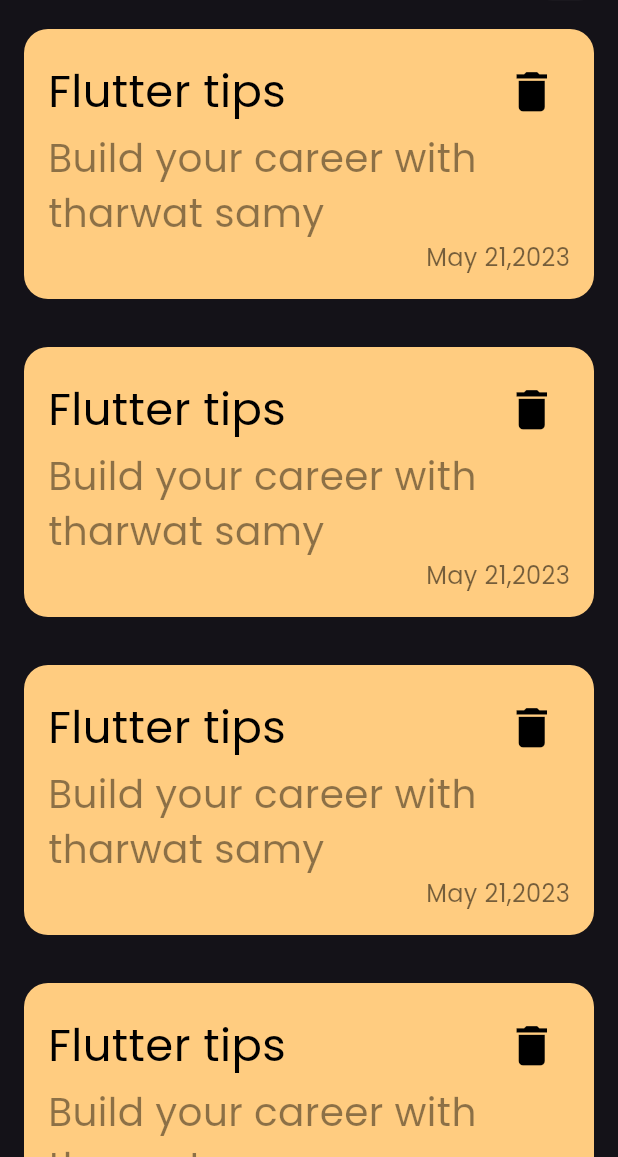
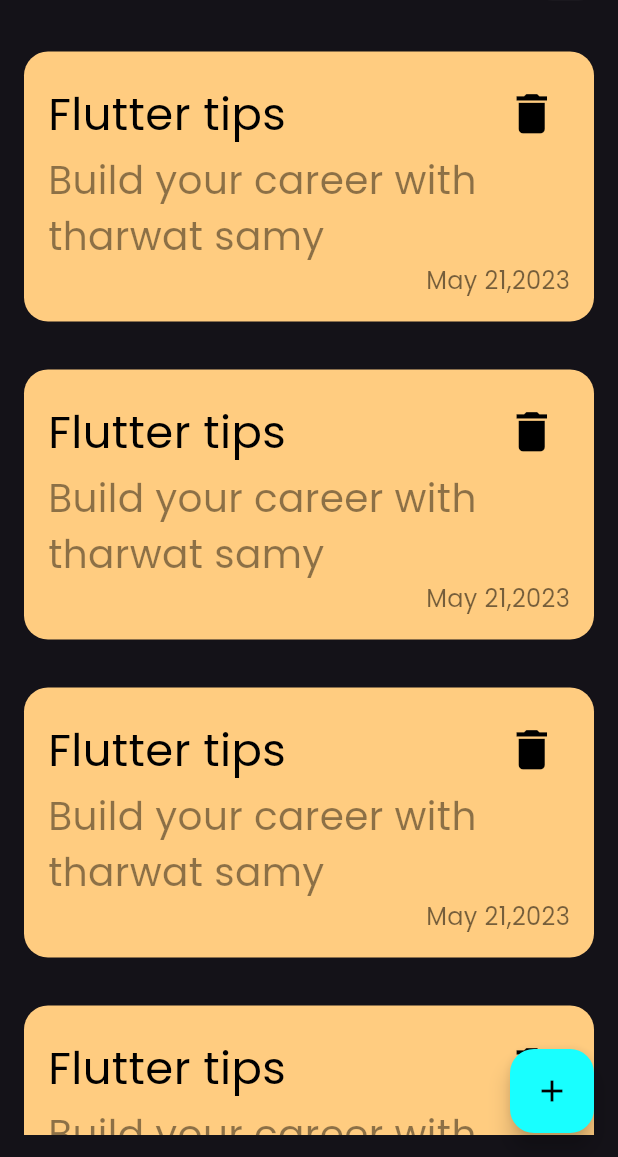
Before and after one commit to Aelna9dy/Notes-View, a Flutter app: the screen it shows after launch, on a phone screen of 412 x 824 dp, the part 79-1236 px from its top. Run offline on Flutter 3.47's test engine with Material 3 defaults, Android fonts, the phone set to English and light mode, and no system bars; our stand-ins replace google_fonts.

Commit message:
first comment Create NotesView and Add Theme Create appBare Create Notes Items create Floating Action Button to add New Notes create page to edit notes

```diff
--- a/lib/Views/notes_view.dart
+++ b/lib/Views/notes_view.dart
@@ -1,5 +1,6 @@
 import 'package:flutter/material.dart';
-import 'package:notes_app/Views/widget/custom_node_item.dart';
+import 'package:notes_app/Views/widget/Notes_list_item.dart';
+import 'package:notes_app/Views/widget/add_note_bottom_sheet.dart';
 
 class NotesView extends StatelessWidget {
   static const String routeName = "notes_view";
@@ -34,13 +35,23 @@ class NotesView extends StatelessWidget {
           )
         ],
       ),
-      body: Column(
+      floatingActionButton: FloatingActionButton(
+        backgroundColor: Colors.cyanAccent,
+        onPressed: () {
+          showModalBottomSheet(
+            context: context,
+            builder: (context) => const AddNoteBottomSheet(),
+          );
+        },
+        child: const Icon(
+          Icons.add,
+          color: Colors.black,
+        ),
+      ),
+      body: const Column(
         children: [
           Expanded(
-            child: ListView.builder(
-              itemBuilder: (context, index) => CustomNoteItems(),
-              itemCount: 5,
-            ),
+            child: NotesListItem(),
           ),
         ],
       ),
--- /dev/null
+++ b/lib/Views/widget/Notes_list_item.dart
@@ -0,0 +1,18 @@
+import 'package:flutter/material.dart';
+
+import 'custom_node_item.dart';
+
+class NotesListItem extends StatelessWidget {
+  const NotesListItem({super.key});
+
+  @override
+  Widget build(BuildContext context) {
+    return Padding(
+      padding: const EdgeInsets.symmetric(vertical: 15),
+      child: ListView.builder(
+        itemBuilder: (context, index) => CustomNoteItems(),
+        itemCount: 5,
+      ),
+    );
+  }
+}
--- a/lib/Views/widget/custom_node_item.dart
+++ b/lib/Views/widget/custom_node_item.dart
@@ -1,12 +1,18 @@
 import 'package:flutter/material.dart';
 import 'package:google_fonts/google_fonts.dart';
+
+import '../edit_note_view.dart';
 
 class CustomNoteItems extends StatelessWidget {
   const CustomNoteItems({super.key});
 
   @override
   Widget build(BuildContext context) {
-    return Container(
+    return GestureDetector(
+      onTap: (){
+        Navigator.popAndPushNamed(context, EditNoteView.routeName);
+      },
+      child: Container(
         padding: const EdgeInsets.all(16),
         margin: const EdgeInsets.all(16),
         decoration: BoxDecoration(
@@ -57,6 +63,7 @@ class CustomNoteItems extends StatelessWidget {
             ),
           ],
         ),
+      ),
     );
   }
 }
--- a/lib/main.dart
+++ b/lib/main.dart
@@ -1,4 +1,5 @@
 import 'package:flutter/material.dart';
+import 'package:notes_app/Views/edit_note_view.dart';
 import 'package:notes_app/Views/notes_view.dart';
 
 void main() {
@@ -16,6 +17,7 @@ class MyApp extends StatelessWidget {
       initialRoute: NotesView.routeName,
       routes: {
         NotesView.routeName:(context) => NotesView(),
+        EditNoteView.routeName:(context) => EditNoteView(),
       },
     );
   }
```
Also changed, not shown: lib/Views/edit_note_view.dart (added, +92 -0 lines), lib/Views/widget/add_note_bottom_sheet.dart (added, +53 -0 lines), lib/Views/widget/custom_bottom.dart (added, +28 -0 lines), lib/Views/widget/custom_text_field.dart (added, +35 -0 lines). Lines whose indentation alone changed are shown as unchanged.
